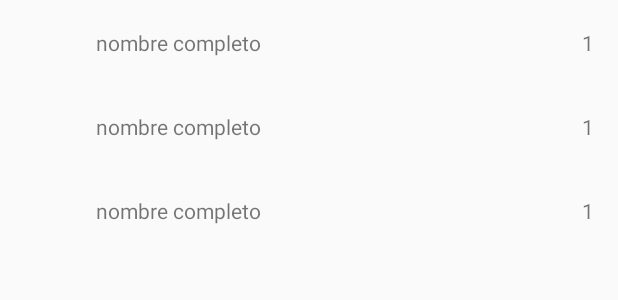
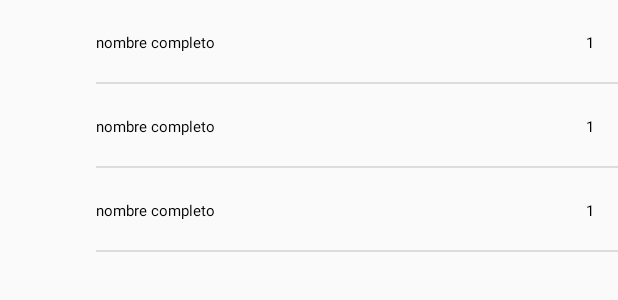
Before and after one commit to efraindrummer/UsersSP, an Android app: the layout activity_main.xml on its own in the app's theme, with its tools: preview values and no code run, on a phone screen of 412 x 824 dp. Shown: the top 300 px of the screen. Run offline under Robolectric (Android 15) with nearby library versions, the phone set to English and light mode, and no system bars.

Commit message:
Divider + TextApperance

```diff
--- a/app/src/main/res/layout/item_user.xml
+++ b/app/src/main/res/layout/item_user.xml
@@ -23,6 +23,7 @@
         android:layout_width="wrap_content"
         android:layout_height="wrap_content"
         android:text="1"
+        android:textAppearance="?attr/textAppearanceCaption"
         android:layout_marginEnd="@dimen/common_padding_default"
         app:layout_constraintEnd_toEndOf="parent"
         app:layout_constraintTop_toTopOf="parent"
@@ -32,6 +33,7 @@
         android:id="@+id/tvName"
         android:layout_width="0dp"
         android:layout_height="wrap_content"
+        android:textAppearance="?attr/textAppearanceSubtitle2"
         android:text="nombre completo"
         android:layout_marginHorizontal="@dimen/common_padding_default"
         app:layout_constraintStart_toEndOf="@id/imgPhoto"
@@ -39,4 +41,12 @@
         app:layout_constraintTop_toTopOf="parent"
         app:layout_constraintBottom_toBottomOf="parent"/>
 
+    <View
+        android:layout_width="0dp"
+        android:layout_height="1dp"
+        android:background="@color/color_divider"
+        app:layout_constraintStart_toStartOf="@id/tvName"
+        app:layout_constraintEnd_toEndOf="parent"
+        app:layout_constraintBottom_toBottomOf="parent"/>
+
 </androidx.constraintlayout.widget.ConstraintLayout>
--- a/app/src/main/res/values/colors.xml
+++ b/app/src/main/res/values/colors.xml
@@ -7,4 +7,5 @@
     <color name="teal_700">#FF018786</color>
     <color name="black">#FF000000</color>
     <color name="white">#FFFFFFFF</color>
+    <color name="color_divider">#1f000000</color>
 </resources>
```
